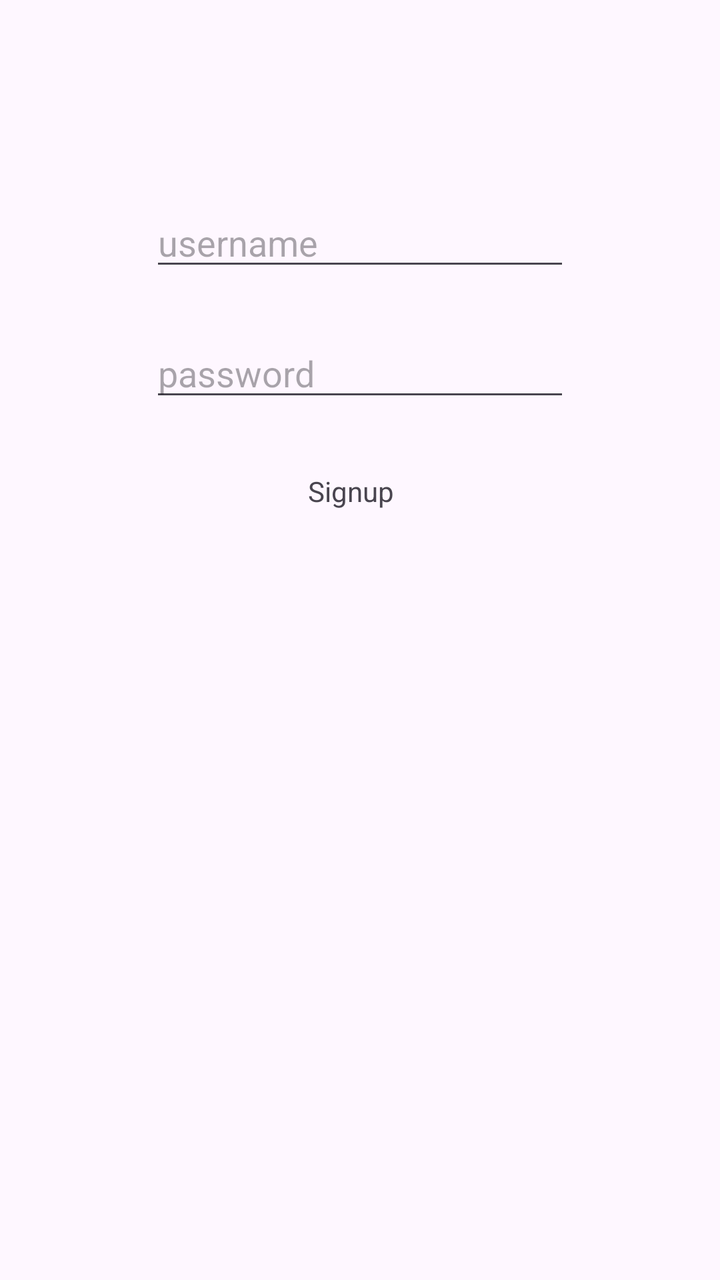
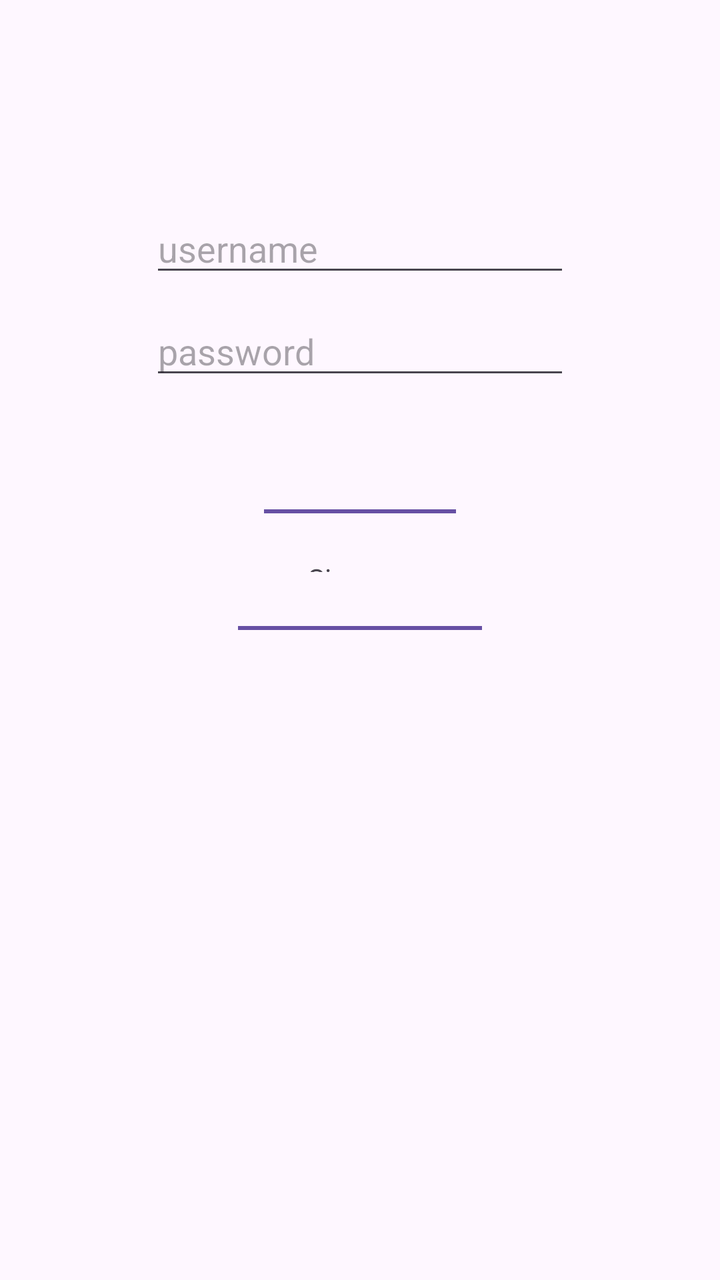

Compare the two renders of this Android layout. The source of the first and the diff that turns it into the second are given below.
<!-- AndroidManifest.xml: application theme Theme.UserManagementModule -->
<!-- res/layout/fragment_login.xml -->
<?xml version="1.0" encoding="utf-8"?>
<FrameLayout xmlns:android="http://schemas.android.com/apk/res/android"
    xmlns:app="http://schemas.android.com/apk/res-auto"
    xmlns:tools="http://schemas.android.com/tools"
    android:layout_width="match_parent"
    android:layout_height="match_parent"
    tools:context=".LoginFragment">

    <androidx.constraintlayout.widget.ConstraintLayout
        android:layout_width="match_parent"
        android:layout_height="match_parent">

        <EditText
            android:id="@+id/etUsernameLogin"
            android:layout_width="wrap_content"
            android:layout_height="wrap_content"
            android:layout_marginTop="99dp"
            android:layout_marginBottom="24dp"
            android:ems="10"
            android:hint="username"
            android:inputType="textEmailAddress"
            app:layout_constraintBottom_toTopOf="@+id/etPasswordLogin"
            app:layout_constraintEnd_toEndOf="parent"
            app:layout_constraintStart_toStartOf="parent"
            app:layout_constraintTop_toTopOf="parent" />

        <EditText
            android:id="@+id/etPasswordLogin"
            android:layout_width="wrap_content"
            android:layout_height="wrap_content"
            android:layout_marginBottom="49dp"
            android:ems="10"
            android:hint="password"
            android:inputType="textPassword"
            app:layout_constraintBottom_toTopOf="@+id/btnLoginLogin"
            app:layout_constraintStart_toStartOf="@+id/etUsernameLogin"
            app:layout_constraintTop_toBottomOf="@+id/etUsernameLogin" />

        <Button
            android:id="@+id/btnLoginLogin"
            android:layout_width="105dp"
            android:layout_height="0dp"
            android:layout_marginBottom="11dp"
            android:text="Login"
            app:layout_constraintBottom_toTopOf="@+id/tvSignupLinkLogin"
            app:layout_constraintEnd_toEndOf="parent"
            app:layout_constraintStart_toStartOf="parent"
            app:layout_constraintTop_toBottomOf="@+id/etPasswordLogin" />

        <TextView
            android:id="@+id/tvSignupLinkLogin"
            android:layout_width="52dp"
            android:layout_height="33dp"
            android:layout_marginStart="8dp"
            android:layout_marginEnd="8dp"
            android:layout_marginBottom="371dp"
            android:text="Signup"
            app:layout_constraintBottom_toBottomOf="parent"
            app:layout_constraintEnd_toEndOf="@+id/btnLoginLogin"
            app:layout_constraintStart_toStartOf="@+id/btnLoginLogin"
            app:layout_constraintTop_toBottomOf="@+id/btnLoginLogin" />
    </androidx.constraintlayout.widget.ConstraintLayout>
</FrameLayout>
<!-- resources referenced by this layout -->
<resources>
  <style name="Theme.UserManagementModule" parent="Base.Theme.UserManagementModule" />
  <style name="Base.Theme.UserManagementModule" parent="Theme.Material3.DayNight.NoActionBar">
          
          
      </style>
</resources>

<!-- the commit's change to res/layout/fragment_login.xml (unified diff, before → after) -->
@@ -14,8 +14,8 @@
             android:id="@+id/etUsernameLogin"
             android:layout_width="wrap_content"
             android:layout_height="wrap_content"
-            android:layout_marginTop="99dp"
-            android:layout_marginBottom="24dp"
+            android:layout_marginTop="102dp"
+            android:layout_marginBottom="10dp"
             android:ems="10"
             android:hint="username"
             android:inputType="textEmailAddress"
@@ -28,7 +28,7 @@
             android:id="@+id/etPasswordLogin"
             android:layout_width="wrap_content"
             android:layout_height="wrap_content"
-            android:layout_marginBottom="49dp"
+            android:layout_marginBottom="58dp"
             android:ems="10"
             android:hint="password"
             android:inputType="textPassword"
@@ -38,9 +38,9 @@
 
         <Button
             android:id="@+id/btnLoginLogin"
-            android:layout_width="105dp"
+            android:layout_width="96dp"
             android:layout_height="0dp"
-            android:layout_marginBottom="11dp"
+            android:layout_marginBottom="21dp"
             android:text="Login"
             app:layout_constraintBottom_toTopOf="@+id/tvSignupLinkLogin"
             app:layout_constraintEnd_toEndOf="parent"
@@ -50,14 +50,24 @@
         <TextView
             android:id="@+id/tvSignupLinkLogin"
             android:layout_width="52dp"
-            android:layout_height="33dp"
-            android:layout_marginStart="8dp"
-            android:layout_marginEnd="8dp"
-            android:layout_marginBottom="371dp"
+            android:layout_height="0dp"
+            android:layout_marginBottom="25dp"
             android:text="Signup"
-            app:layout_constraintBottom_toBottomOf="parent"
+            app:layout_constraintBottom_toTopOf="@+id/btnForgotPassword"
             app:layout_constraintEnd_toEndOf="@+id/btnLoginLogin"
             app:layout_constraintStart_toStartOf="@+id/btnLoginLogin"
             app:layout_constraintTop_toBottomOf="@+id/btnLoginLogin" />
+
+        <Button
+            android:id="@+id/btnForgotPassword"
+            android:layout_width="122dp"
+            android:layout_height="0dp"
+            android:layout_marginBottom="323dp"
+            android:text="ForgotPassword"
+            app:layout_constraintBottom_toBottomOf="parent"
+            app:layout_constraintEnd_toEndOf="parent"
+            app:layout_constraintStart_toStartOf="parent"
+            app:layout_constraintTop_toBottomOf="@+id/tvSignupLinkLogin" />
+
     </androidx.constraintlayout.widget.ConstraintLayout>
 </FrameLayout>
